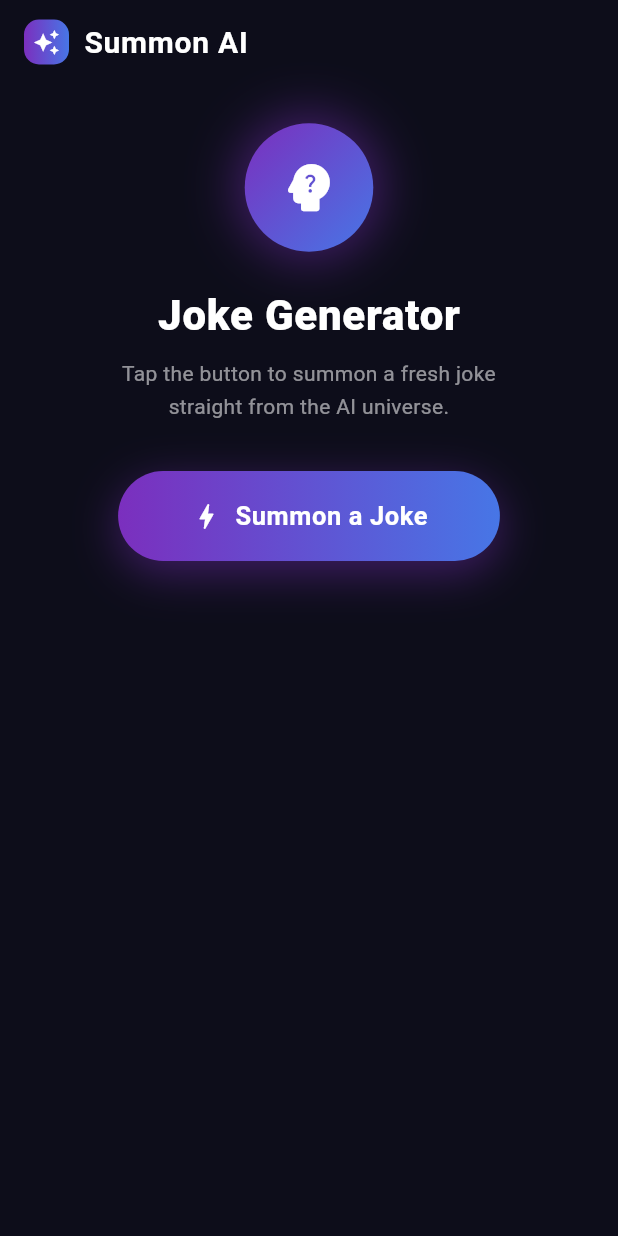
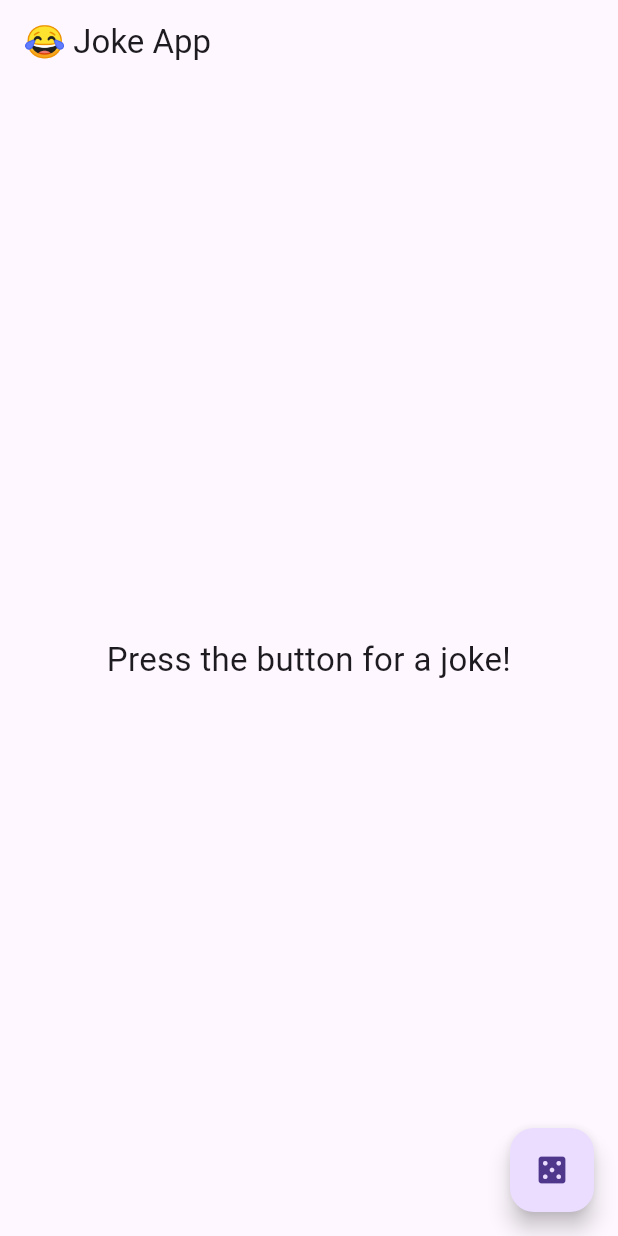
Before and after one commit to tamjid-ca/Summon-AI, a Flutter app: the screen it shows after launch, on a phone screen of 412 x 824 dp. Run offline on Flutter 3.47's test engine with Material 3 defaults, Android fonts, the phone set to English and light mode, and no system bars.

Commit message:
Joke-maindart

```diff
--- a/lib/main.dart
+++ b/lib/main.dart
@@ -1,30 +1,66 @@
+import 'dart:convert';
 import 'package:flutter/material.dart';
-import 'package:summon_ai/view/summon_ai_view.dart';
-import 'package:summon_ai/view_model/ai_view_model.dart';
+import 'package:http/http.dart' as http;
 
 void main() {
-  runApp(const MyApp());
+  runApp(const JokeApp());
 }
 
-class MyApp extends StatelessWidget {
-  const MyApp({Key? key}) : super(key: key);
+class JokeApp extends StatelessWidget {
+  const JokeApp({super.key});
 
   @override
   Widget build(BuildContext context) {
-    return MaterialApp(
-      title: 'Summon AI',
-      debugShowCheckedModeBanner: false,
-      theme: ThemeData(
-        brightness: Brightness.dark,
-        scaffoldBackgroundColor: const Color(0xFF0D0D1A),
-        colorScheme: const ColorScheme.dark(
-          primary: Color(0xFF7B2FBE),
-          secondary: Color(0xFF4776E6),
-          surface: Color(0xFF1A1A35),
-        ),
-        useMaterial3: true,
-      ),
-      home: SummonAIView(viewModel: AIViewModel()),
+    return const MaterialApp(
+      home: JokeScreen(),
     );
   }
 }
+
+class JokeScreen extends StatefulWidget {
+  const JokeScreen({super.key});
+
+  @override
+  State<JokeScreen> createState() => _JokeScreenState();
+}
+
+class _JokeScreenState extends State<JokeScreen> {
+  String joke = "Press the button for a joke!";
+
+  Future<void> getJoke() async {
+    final response = await http.get(
+      Uri.parse(
+        "https://api.freeapi.app/api/v1/public/randomjokes/joke/random",
+      ),
+    );
+
+    final data = jsonDecode(response.body);
+
+    setState(() {
+      joke = data["data"]["content"];
+    });
+  }
+
+  @override
+  Widget build(BuildContext context) {
+    return Scaffold(
+      appBar: AppBar(
+        title: const Text("😂 Joke App"),
+      ),
+      body: Center(
+        child: Padding(
+          padding: const EdgeInsets.all(20),
+          child: Text(
+            joke,
+            textAlign: TextAlign.center,
+            style: const TextStyle(fontSize: 22),
+          ),
+        ),
+      ),
+      floatingActionButton: FloatingActionButton(
+        onPressed: getJoke,
+        child: const Icon(Icons.casino),
+      ),
+    );
+  }
+}
```
